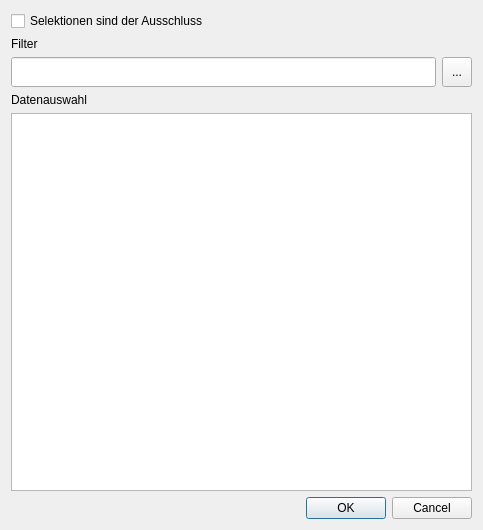
This is ui/qmextendedselectiondialog.ui in Christian-Kr/QualificationMatrix as Qt 5 draws it before an edit. The edited form follows.
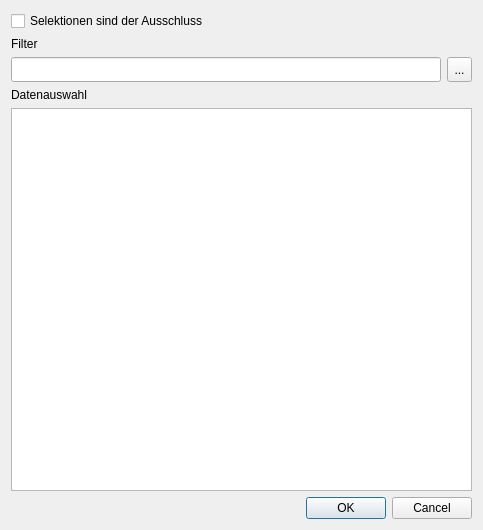
This is the edited form. Icons and pictures are not drawn.

What changed in the file:
```diff
--- a/ui/qmextendedselectiondialog.ui
+++ b/ui/qmextendedselectiondialog.ui
@@ -24,14 +24,20 @@
          <verstretch>0</verstretch>
         </sizepolicy>
        </property>
+       <property name="minimumSize">
+        <size>
+         <width>0</width>
+         <height>25</height>
+        </size>
+       </property>
       </widget>
      </item>
      <item>
       <widget class="QToolButton" name="tbFilter">
        <property name="minimumSize">
         <size>
-         <width>30</width>
-         <height>30</height>
+         <width>25</width>
+         <height>25</height>
         </size>
        </property>
        <property name="text">
@@ -43,8 +49,8 @@
        </property>
        <property name="iconSize">
         <size>
-         <width>24</width>
-         <height>24</height>
+         <width>16</width>
+         <height>16</height>
         </size>
        </property>
       </widget>
@@ -79,6 +85,12 @@
      <attribute name="horizontalHeaderStretchLastSection">
       <bool>true</bool>
      </attribute>
+     <attribute name="verticalHeaderMinimumSectionSize">
+      <number>25</number>
+     </attribute>
+     <attribute name="verticalHeaderDefaultSectionSize">
+      <number>25</number>
+     </attribute>
     </widget>
    </item>
    <item row="5" column="0">
```
